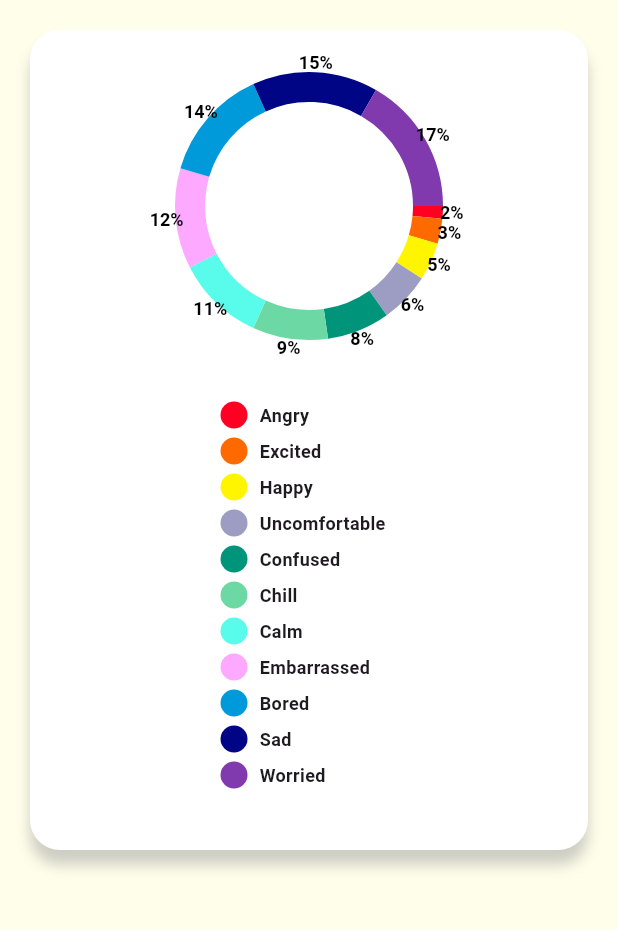
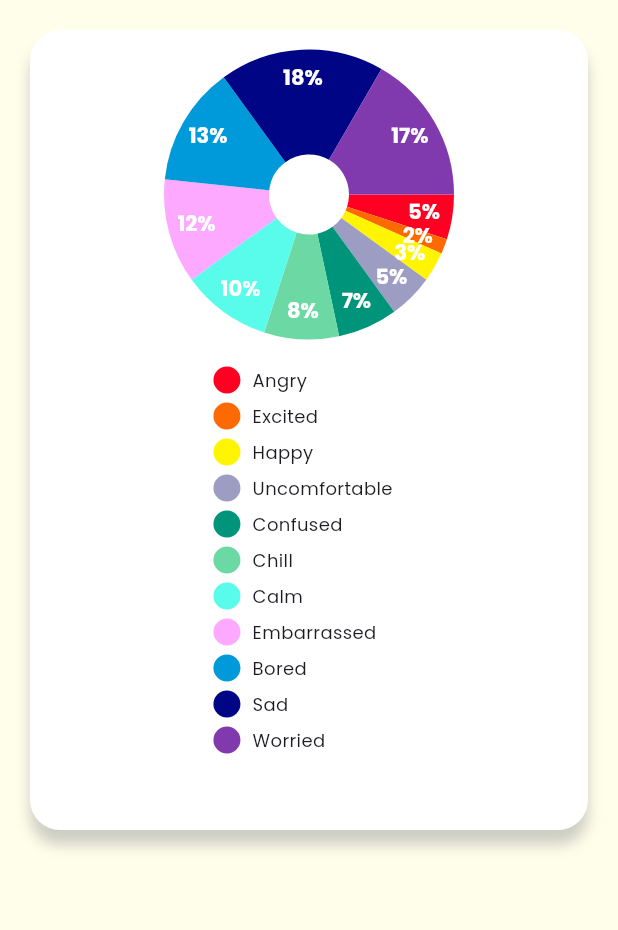
Before and after one commit to ARNE-08/Mood-Palette, a Flutter app: the screen it shows after launch, on a phone screen of 412 x 824 dp, the part 84-1014 px from its top. Run offline on Flutter 3.47's test engine with Material 3 defaults, Android fonts, the phone set to English and light mode, and no system bars; drawn by our look-alikes of pie_chart; our stand-ins replace google_fonts.

Commit message:
[EDIT] fix percentage in chart

```diff
--- a/mood_palette/lib/screen/statistic/stat.dart
+++ b/mood_palette/lib/screen/statistic/stat.dart
@@ -8,18 +8,21 @@ class StatPage extends StatelessWidget {
   @override
   Widget build(BuildContext context) {
     final Map<String, double> dataMap = {
-      "Angry": 1,
-      "Excited": 2,
-      "Happy": 3,
-      "Uncomfortable": 4,
-      "Confused": 5,
-      "Chill": 6,
-      "Calm": 7,
-      "Embarrassed": 8,
-      "Bored": 9,
-      "Sad": 10,
-      "Worried": 11,
+      "Angry": 3,
+      "Excited": 1,
+      "Happy": 2,
+      "Uncomfortable": 3,
+      "Confused": 4,
+      "Chill": 5,
+      "Calm": 6,
+      "Embarrassed": 7,
+      "Bored": 8,
+      "Sad": 11,
+      "Worried": 10,
     };
+
+    double sum = dataMap.values.reduce((value, element) => value + element);
+    final normalizedDataMap = dataMap.map((key, value) => MapEntry(key, (value / sum) * 100));
 
     final List<Color> colorList = [
       const Color.fromRGBO(255, 0, 34, 1),
@@ -40,7 +43,8 @@ class StatPage extends StatelessWidget {
         backgroundColor: Color.fromRGBO(255, 254, 234, 1), // Set background color to match the container
         elevation: 0, // Remove the elevation
         title: Padding(
-          padding: const EdgeInsets.only(top: 30), // Adjust top padding to move the text down
+          padding: const EdgeInsets.only(
+              top: 30), // Adjust top padding to move the text down
           child: Row(
             mainAxisAlignment: MainAxisAlignment.center,
             children: [
@@ -85,31 +89,42 @@ class StatPage extends StatelessWidget {
                     ],
                   ),
                   child: Padding(
-                    padding: const EdgeInsets.all(20),
+                    padding: const EdgeInsets.all(30),
                     child: AspectRatio(
                       aspectRatio: 0.6,
                       child: PieChart(
-                        dataMap: dataMap,
+                        dataMap: normalizedDataMap,
+                        animationDuration: Duration(milliseconds: 800),
+                        chartLegendSpacing: 50,
+                        chartRadius: MediaQuery.of(context).size.width / 2,
                         colorList: colorList,
+                        initialAngleInDegree: 0,
                         chartType: ChartType.ring,
+                        ringStrokeWidth: 70,
                         chartValuesOptions: ChartValuesOptions(
                           showChartValues: true,
                           showChartValuesInPercentage: true,
                           showChartValueBackground: false,
                           showChartValuesOutside: true,
                           decimalPlaces: 0,
+                          chartValueStyle: TextStyle(
+                            color: Colors.white,
+                            fontSize: 14,
+                            fontWeight: FontWeight.bold,
+                            fontFamily: GoogleFonts.poppins().fontFamily,
+                          ),
                         ),
                         legendOptions: LegendOptions(
                           showLegends: true,
                           legendPosition: LegendPosition.bottom,
                           legendShape: BoxShape.circle,
                           legendTextStyle: TextStyle(
-                            fontWeight: FontWeight.bold,
+                            fontWeight: FontWeight.w400,
                             fontSize: 12,
+                            fontFamily: GoogleFonts.poppins().fontFamily,
                           ),
                         ),
                       ),
-
                     ),
                   ),
                 ),
```
